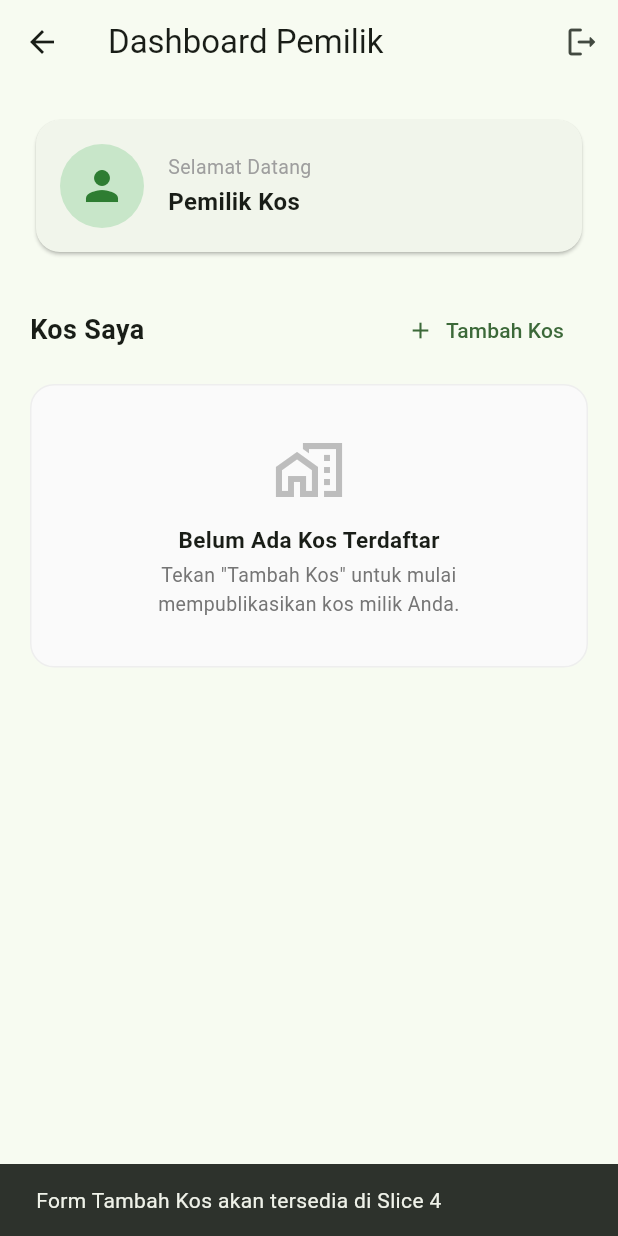
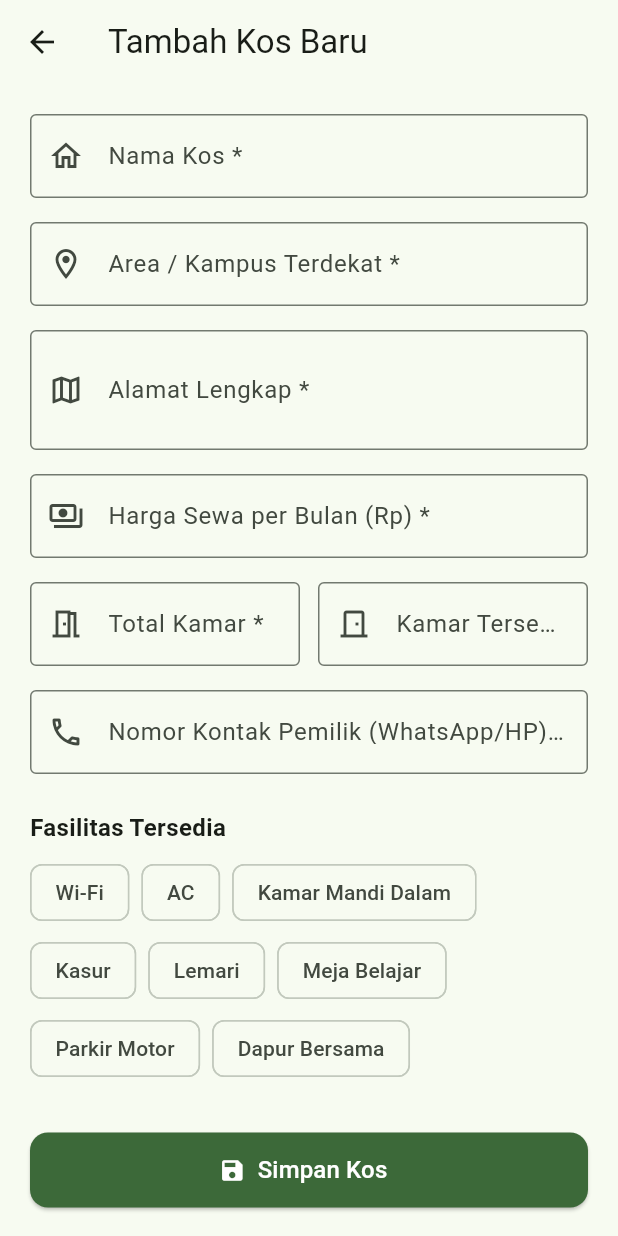
Before and after one commit to summerville-26/Kosfinder, a Flutter app: the _OwnerDashboardView screen opened directly, after a tap on "Tambah Kos", on a phone screen of 412 x 824 dp. Run offline on Flutter 3.47's test engine with Material 3 defaults, Android fonts, the phone set to English and light mode, and no system bars; our stand-ins replace supabase_flutter; accounts and stored records are empty.

Commit message:
feat(T10): buat KosFormScreen dan tampilkan daftar Kos Saya di OwnerDashboardScreen

```diff
--- /dev/null
+++ b/lib/screens/kos_form_screen.dart
@@ -0,0 +1,390 @@
+import 'package:flutter/material.dart';
+import 'package:provider/provider.dart';
+import '../models/kos.dart';
+import '../providers/auth_provider.dart';
+import '../providers/kos_provider.dart';
+
+/// Layar formulir untuk menambah atau mengubah data kos (US05, US06).
+class KosFormScreen extends StatefulWidget {
+  final Kos? initialKos;
+
+  const KosFormScreen({super.key, this.initialKos});
+
+  @override
+  State<KosFormScreen> createState() => _KosFormScreenState();
+}
+
+class _KosFormScreenState extends State<KosFormScreen> {
+  final _formKey = GlobalKey<FormState>();
+
+  late final TextEditingController _nameController;
+  late final TextEditingController _areaController;
+  late final TextEditingController _addressController;
+  late final TextEditingController _priceController;
+  late final TextEditingController _totalRoomsController;
+  late final TextEditingController _availableRoomsController;
+  late final TextEditingController _contactController;
+
+  final List<String> _availableFacilities = [
+    'Wi-Fi',
+    'AC',
+    'Kamar Mandi Dalam',
+    'Kasur',
+    'Lemari',
+    'Meja Belajar',
+    'Parkir Motor',
+    'Dapur Bersama',
+  ];
+
+  final Set<String> _selectedFacilities = {};
+  bool _isSubmitting = false;
+
+  bool get isEditMode => widget.initialKos != null;
+
+  @override
+  void initState() {
+    super.initState();
+    final kos = widget.initialKos;
+    _nameController = TextEditingController(text: kos?.name ?? '');
+    _areaController = TextEditingController(text: kos?.area ?? '');
+    _addressController = TextEditingController(text: kos?.address ?? '');
+    _priceController =
+        TextEditingController(text: kos != null ? kos.price.toString() : '');
+    _totalRoomsController = TextEditingController(
+        text: kos != null ? kos.totalRooms.toString() : '');
+    _availableRoomsController = TextEditingController(
+        text: kos != null ? kos.availableRooms.toString() : '');
+    _contactController =
+        TextEditingController(text: kos?.contactNumber ?? '');
+
+    if (kos != null) {
+      _selectedFacilities.addAll(kos.facilities);
+    }
+  }
+
+  @override
+  void dispose() {
+    _nameController.dispose();
+    _areaController.dispose();
+    _addressController.dispose();
+    _priceController.dispose();
+    _totalRoomsController.dispose();
+    _availableRoomsController.dispose();
+    _contactController.dispose();
+    super.dispose();
+  }
+
+  Future<void> _submitForm() async {
+    if (!_formKey.currentState!.validate()) {
+      return;
+    }
+
+    final authProvider = context.read<AuthProvider>();
+    final userId = authProvider.currentUser?.id;
+
+    if (userId == null) {
+      ScaffoldMessenger.of(context).showSnackBar(
+        const SnackBar(
+          content: Text('Sesi telah berakhir. Silakan masuk kembali.'),
+          backgroundColor: Colors.red,
+        ),
+      );
+      return;
+    }
+
+    final totalRooms = int.parse(_totalRoomsController.text.trim());
+    final availableRooms = int.parse(_availableRoomsController.text.trim());
+
+    if (availableRooms > totalRooms) {
+      ScaffoldMessenger.of(context).showSnackBar(
+        const SnackBar(
+          content: Text('Kamar tersedia tidak boleh melebihi total kamar'),
+          backgroundColor: Colors.red,
+        ),
+      );
+      return;
+    }
+
+    setState(() => _isSubmitting = true);
+
+    final kosData = {
+      'owner_id': userId,
+      'name': _nameController.text.trim(),
+      'area': _areaController.text.trim(),
+      'address': _addressController.text.trim(),
+      'price': int.parse(_priceController.text.trim()),
+      'total_rooms': totalRooms,
+      'available_rooms': availableRooms,
+      'facilities': _selectedFacilities.toList(),
+      'contact_number': _contactController.text.trim(),
+    };
+
+    final kosProvider = context.read<KosProvider>();
+    bool success;
+
+    if (isEditMode) {
+      success = await kosProvider.updateKos(widget.initialKos!.id, kosData);
+    } else {
+      success = await kosProvider.createKos(kosData);
+    }
+
+    if (!mounted) return;
+    setState(() => _isSubmitting = false);
+
+    if (success) {
+      ScaffoldMessenger.of(context).showSnackBar(
+        SnackBar(
+          content: Text(isEditMode
+              ? 'Data kos berhasil diperbarui'
+              : 'Data kos berhasil ditambahkan'),
+          backgroundColor: Colors.green,
+        ),
+      );
+      Navigator.pop(context, true);
+    } else {
+      final errorMsg = kosProvider.errorMessage ?? 'Terjadi kesalahan saat menyimpan data';
+      ScaffoldMessenger.of(context).showSnackBar(
+        SnackBar(
+          content: Text(errorMsg),
+          backgroundColor: Colors.red,
+        ),
+      );
+    }
+  }
+
+  @override
+  Widget build(BuildContext context) {
+    return Scaffold(
+      appBar: AppBar(
+        title: Text(isEditMode ? 'Ubah Data Kos' : 'Tambah Kos Baru'),
+      ),
+      body: SingleChildScrollView(
+        padding: const EdgeInsets.all(20),
+        child: Form(
+          key: _formKey,
+          child: Column(
+            crossAxisAlignment: CrossAxisAlignment.start,
+            children: [
+              // Field Nama Kos
+              TextFormField(
+                controller: _nameController,
+                decoration: const InputDecoration(
+                  labelText: 'Nama Kos *',
+                  hintText: 'Contoh: Kos Sejahtera Dago',
+                  border: OutlineInputBorder(),
+                  prefixIcon: Icon(Icons.home_outlined),
+                ),
+                validator: (value) {
+                  if (value == null || value.trim().isEmpty) {
+                    return 'Nama kos wajib diisi';
+                  }
+                  return null;
+                },
+              ),
+              const SizedBox(height: 16),
+
+              // Field Area
+              TextFormField(
+                controller: _areaController,
+                decoration: const InputDecoration(
+                  labelText: 'Area / Kampus Terdekat *',
+                  hintText: 'Contoh: Dago / ITB',
+                  border: OutlineInputBorder(),
+                  prefixIcon: Icon(Icons.location_on_outlined),
+                ),
+                validator: (value) {
+                  if (value == null || value.trim().isEmpty) {
+                    return 'Area wajib diisi';
+                  }
+                  return null;
+                },
+              ),
+              const SizedBox(height: 16),
+
+              // Field Alamat Lengkap
+              TextFormField(
+                controller: _addressController,
+                maxLines: 2,
+                decoration: const InputDecoration(
+                  labelText: 'Alamat Lengkap *',
+                  hintText: 'Jalan, nomor, kelurahan, kecamatan',
+                  border: OutlineInputBorder(),
+                  prefixIcon: Icon(Icons.map_outlined),
+                ),
+                validator: (value) {
+                  if (value == null || value.trim().isEmpty) {
+                    return 'Alamat lengkap wajib diisi';
+                  }
+                  return null;
+                },
+              ),
+              const SizedBox(height: 16),
+
+              // Field Harga Sewa
+              TextFormField(
+                controller: _priceController,
+                keyboardType: TextInputType.number,
+                decoration: const InputDecoration(
+                  labelText: 'Harga Sewa per Bulan (Rp) *',
+                  hintText: 'Contoh: 1500000',
+                  border: OutlineInputBorder(),
+                  prefixIcon: Icon(Icons.payments_outlined),
+                ),
+                validator: (value) {
+                  if (value == null || value.trim().isEmpty) {
+                    return 'Harga sewa wajib diisi';
+                  }
+                  final parsed = int.tryParse(value.trim());
+                  if (parsed == null || parsed <= 0) {
+                    return 'Harga sewa harus lebih dari 0';
+                  }
+                  return null;
+                },
+              ),
+              const SizedBox(height: 16),
+
+              // Baris Kamar (Total & Tersedia)
+              Row(
+                crossAxisAlignment: CrossAxisAlignment.start,
+                children: [
+                  Expanded(
+                    child: TextFormField(
+                      controller: _totalRoomsController,
+                      keyboardType: TextInputType.number,
+                      decoration: const InputDecoration(
+                        labelText: 'Total Kamar *',
+                        hintText: 'Contoh: 10',
+                        border: OutlineInputBorder(),
+                        prefixIcon: Icon(Icons.meeting_room_outlined),
+                      ),
+                      validator: (value) {
+                        if (value == null || value.trim().isEmpty) {
+                          return 'Wajib diisi';
+                        }
+                        final parsed = int.tryParse(value.trim());
+                        if (parsed == null || parsed <= 0) {
+                          return 'Harus > 0';
+                        }
+                        return null;
+                      },
+                    ),
+                  ),
+                  const SizedBox(width: 12),
+                  Expanded(
+                    child: TextFormField(
+                      controller: _availableRoomsController,
+                      keyboardType: TextInputType.number,
+                      decoration: const InputDecoration(
+                        labelText: 'Kamar Tersedia *',
+                        hintText: 'Contoh: 3',
+                        border: OutlineInputBorder(),
+                        prefixIcon: Icon(Icons.door_front_door_outlined),
+                      ),
+                      validator: (value) {
+                        if (value == null || value.trim().isEmpty) {
+                          return 'Wajib diisi';
+                        }
+                        final available = int.tryParse(value.trim());
+                        if (available == null || available < 0) {
+                          return 'Harus >= 0';
+                        }
+                        final total = int.tryParse(_totalRoomsController.text.trim());
+                        if (total != null && available > total) {
+                          return 'Tidak boleh > total';
+                        }
+                        return null;
+                      },
+                    ),
+                  ),
+                ],
+              ),
+              const SizedBox(height: 16),
+
+              // Field Kontak
+              TextFormField(
+                controller: _contactController,
+                keyboardType: TextInputType.phone,
+                decoration: const InputDecoration(
+                  labelText: 'Nomor Kontak Pemilik (WhatsApp/HP) *',
+                  hintText: 'Contoh: 081234567890',
+                  border: OutlineInputBorder(),
+                  prefixIcon: Icon(Icons.phone_outlined),
+                ),
+                validator: (value) {
+                  if (value == null || value.trim().isEmpty) {
+                    return 'Nomor kontak wajib diisi';
+                  }
+                  return null;
+                },
+              ),
+              const SizedBox(height: 24),
+
+              // Pilihan Fasilitas
+              const Text(
+                'Fasilitas Tersedia',
+                style: TextStyle(
+                  fontSize: 16,
+                  fontWeight: FontWeight.bold,
+                ),
+              ),
+              const SizedBox(height: 8),
+              Wrap(
+                spacing: 8,
+                runSpacing: 4,
+                children: _availableFacilities.map((facility) {
+                  final isSelected = _selectedFacilities.contains(facility);
+                  return FilterChip(
+                    label: Text(facility),
+                    selected: isSelected,
+                    onSelected: (selected) {
+                      setState(() {
+                        if (selected) {
+                          _selectedFacilities.add(facility);
+                        } else {
+                          _selectedFacilities.remove(facility);
+                        }
+                      });
+                    },
+                  );
+                }).toList(),
+              ),
+              const SizedBox(height: 32),
+
+              // Tombol Simpan
+              SizedBox(
+                width: double.infinity,
+                height: 50,
+                child: ElevatedButton.icon(
+                  onPressed: _isSubmitting ? null : _submitForm,
+                  icon: _isSubmitting
+                      ? const SizedBox(
+                          width: 20,
+                          height: 20,
+                          child: CircularProgressIndicator(
+                            strokeWidth: 2,
+                            color: Colors.white,
+                          ),
+                        )
+                      : const Icon(Icons.save),
+                  label: Text(
+                    _isSubmitting
+                        ? 'Menyimpan...'
+                        : (isEditMode ? 'Simpan Perubahan' : 'Simpan Kos'),
+                    style: const TextStyle(fontSize: 16),
+                  ),
+                  style: ElevatedButton.styleFrom(
+                    backgroundColor: Theme.of(context).primaryColor,
+                    foregroundColor: Colors.white,
+                    shape: RoundedRectangleBorder(
+                      borderRadius: BorderRadius.circular(12),
+                    ),
+                  ),
+                ),
+              ),
+            ],
+          ),
+        ),
+      ),
+    );
+  }
+}
--- a/lib/screens/owner_dashboard_screen.dart
+++ b/lib/screens/owner_dashboard_screen.dart
@@ -1,30 +1,94 @@
 import 'package:flutter/material.dart';
+import 'package:intl/intl.dart';
 import 'package:provider/provider.dart';
 import '../providers/auth_provider.dart';
+import '../providers/kos_provider.dart';
 import '../repositories/auth_repository.dart';
+import '../repositories/kos_repository.dart';
+import 'kos_form_screen.dart';
 
 /// Layar beranda dashboard bagi pemilik kos yang telah masuk/login.
 class OwnerDashboardScreen extends StatelessWidget {
   final AuthRepository? repository;
+  final KosRepository? kosRepository;
 
-  const OwnerDashboardScreen({super.key, this.repository});
+  const OwnerDashboardScreen({
+    super.key,
+    this.repository,
+    this.kosRepository,
+  });
 
   @override
   Widget build(BuildContext context) {
+    Widget view = const _OwnerDashboardView();
+
+    try {
+      Provider.of<KosProvider>(context, listen: false);
+    } catch (_) {
+      view = ChangeNotifierProvider<KosProvider>(
+        create: (_) => KosProvider(repository: kosRepository),
+        child: view,
+      );
+    }
+
     try {
       Provider.of<AuthProvider>(context, listen: false);
-      return const _OwnerDashboardView();
     } catch (_) {
-      return ChangeNotifierProvider<AuthProvider>(
+      view = ChangeNotifierProvider<AuthProvider>(
         create: (_) => AuthProvider(repository: repository),
-        child: const _OwnerDashboardView(),
+        child: view,
       );
     }
+
+    return view;
   }
 }
 
-class _OwnerDashboardView extends StatelessWidget {
+class _OwnerDashboardView extends StatefulWidget {
   const _OwnerDashboardView();
+
+  @override
+  State<_OwnerDashboardView> createState() => _OwnerDashboardViewState();
+}
+
+class _OwnerDashboardViewState extends State<_OwnerDashboardView> {
+  @override
+  void initState() {
+    super.initState();
+    WidgetsBinding.instance.addPostFrameCallback((_) {
+      _loadOwnerKos();
+    });
+  }
+
+  void _loadOwnerKos() {
+    final authProvider = context.read<AuthProvider>();
+    final userId = authProvider.currentUser?.id;
+    if (userId != null && userId.isNotEmpty) {
+      context.read<KosProvider>().fetchOwnerKos(userId);
+    }
+  }
+
+  Future<void> _navigateToAddKos() async {
+    final authProvider = context.read<AuthProvider>();
+    final kosProvider = context.read<KosProvider>();
+
+    final created = await Navigator.push<bool>(
+      context,
+      MaterialPageRoute(
+        builder: (_) => MultiProvider(
+          providers: [
+            ChangeNotifierProvider<AuthProvider>.value(value: authProvider),
+            ChangeNotifierProvider<KosProvider>.value(value: kosProvider),
+          ],
+          child: const KosFormScreen(),
+        ),
+      ),
+    );
+
+    if (created == true && mounted) {
+      _loadOwnerKos();
+    }
+  }
 
   void _confirmSignOut(BuildContext context) {
     showDialog<void>(
@@ -64,6 +128,7 @@ class _OwnerDashboardView extends StatelessWidget {
   @override
   Widget build(BuildContext context) {
     final authProvider = context.watch<AuthProvider>();
+    final kosProvider = context.watch<KosProvider>();
     final email = authProvider.currentUser?.email ?? 'Pemilik Kos';
 
     return Scaffold(
@@ -78,7 +143,12 @@ class _OwnerDashboardView extends StatelessWidget {
         ],
         elevation: 0,
       ),
-      body: SingleChildScrollView(
+      body: RefreshIndicator(
+        onRefresh: () async {
+          _loadOwnerKos();
+        },
+        child: SingleChildScrollView(
+          physics: const AlwaysScrollableScrollPhysics(),
           padding: const EdgeInsets.all(20),
           child: Column(
             crossAxisAlignment: CrossAxisAlignment.start,
@@ -145,13 +215,7 @@ class _OwnerDashboardView extends StatelessWidget {
                     ),
                   ),
                   TextButton.icon(
-                  onPressed: () {
-                    ScaffoldMessenger.of(context).showSnackBar(
-                      const SnackBar(
-                        content: Text('Form Tambah Kos akan tersedia di Slice 4'),
-                      ),
-                    );
-                  },
+                    onPressed: _navigateToAddKos,
                     icon: const Icon(Icons.add, size: 18),
                     label: const Text('Tambah Kos'),
                   ),
@@ -159,8 +223,50 @@ class _OwnerDashboardView extends StatelessWidget {
               ),
               const SizedBox(height: 12),
 
-            // Area Placeholder Daftar Kos Saya (Akan diisi di Slice 4 / T10)
-            Container(
+              // Daftar Kos Saya atau Empty State
+              _buildKosSection(kosProvider),
+            ],
+          ),
+        ),
+      ),
+    );
+  }
+
+  Widget _buildKosSection(KosProvider kosProvider) {
+    if (kosProvider.isLoading && kosProvider.ownerKosList.isEmpty) {
+      return const Center(
+        child: Padding(
+          padding: EdgeInsets.all(32.0),
+          child: CircularProgressIndicator(),
+        ),
+      );
+    }
+
+    if (kosProvider.isError && kosProvider.ownerKosList.isEmpty) {
+      return Center(
+        child: Padding(
+          padding: const EdgeInsets.all(24.0),
+          child: Column(
+            children: [
+              Text(
+                kosProvider.errorMessage ?? 'Gagal memuat data kos Anda',
+                textAlign: TextAlign.center,
+                style: const TextStyle(color: Colors.red),
+              ),
+              const SizedBox(height: 12),
+              ElevatedButton.icon(
+                onPressed: _loadOwnerKos,
+                icon: const Icon(Icons.refresh),
+                label: const Text('Coba Lagi'),
+              ),
+            ],
+          ),
+        ),
+      );
+    }
+
+    if (kosProvider.ownerKosList.isEmpty) {
+      return Container(
         width: double.infinity,
         padding: const EdgeInsets.all(32),
         decoration: BoxDecoration(
@@ -194,10 +300,92 @@ class _OwnerDashboardView extends StatelessWidget {
             ),
           ],
         ),
+      );
+    }
+
+    final currencyFormatter = NumberFormat.currency(
+      locale: 'id_ID',
+      symbol: 'Rp',
+      decimalDigits: 0,
+    );
+
+    return ListView.separated(
+      shrinkWrap: true,
+      physics: const NeverScrollableScrollPhysics(),
+      itemCount: kosProvider.ownerKosList.length,
+      separatorBuilder: (_, _) => const SizedBox(height: 12),
+      itemBuilder: (context, index) {
+        final kos = kosProvider.ownerKosList[index];
+        return Card(
+          elevation: 1,
+          shape: RoundedRectangleBorder(
+            borderRadius: BorderRadius.circular(12),
+          ),
+          child: Padding(
+            padding: const EdgeInsets.all(16),
+            child: Column(
+              crossAxisAlignment: CrossAxisAlignment.start,
+              children: [
+                Row(
+                  mainAxisAlignment: MainAxisAlignment.spaceBetween,
+                  children: [
+                    Expanded(
+                      child: Text(
+                        kos.name,
+                        style: const TextStyle(
+                          fontSize: 16,
+                          fontWeight: FontWeight.bold,
+                        ),
+                      ),
+                    ),
+                    Container(
+                      padding: const EdgeInsets.symmetric(
+                        horizontal: 8,
+                        vertical: 4,
+                      ),
+                      decoration: BoxDecoration(
+                        color: kos.isFull
+                            ? Colors.red.shade50
+                            : Colors.green.shade50,
+                        borderRadius: BorderRadius.circular(6),
+                      ),
+                      child: Text(
+                        kos.isFull
+                            ? 'Penuh'
+                            : 'Sisa ${kos.availableRooms} kamar',
+                        style: TextStyle(
+                          fontSize: 12,
+                          color: kos.isFull
+                              ? Colors.red.shade800
+                              : Colors.green.shade800,
+                          fontWeight: FontWeight.w600,
+                        ),
+                      ),
+                    ),
+                  ],
+                ),
+                const SizedBox(height: 6),
+                Text(
+                  kos.area,
+                  style: TextStyle(
+                    color: Colors.grey.shade600,
+                    fontSize: 13,
+                  ),
+                ),
+                const SizedBox(height: 8),
+                Text(
+                  '${currencyFormatter.format(kos.price)} / bulan',
+                  style: TextStyle(
+                    fontWeight: FontWeight.bold,
+                    color: Theme.of(context).primaryColor,
+                    fontSize: 14,
+                  ),
                 ),
               ],
             ),
           ),
         );
+      },
+    );
   }
 }
```
Also changed, not shown: 3 other files. Lines whose indentation alone changed are shown as unchanged.
